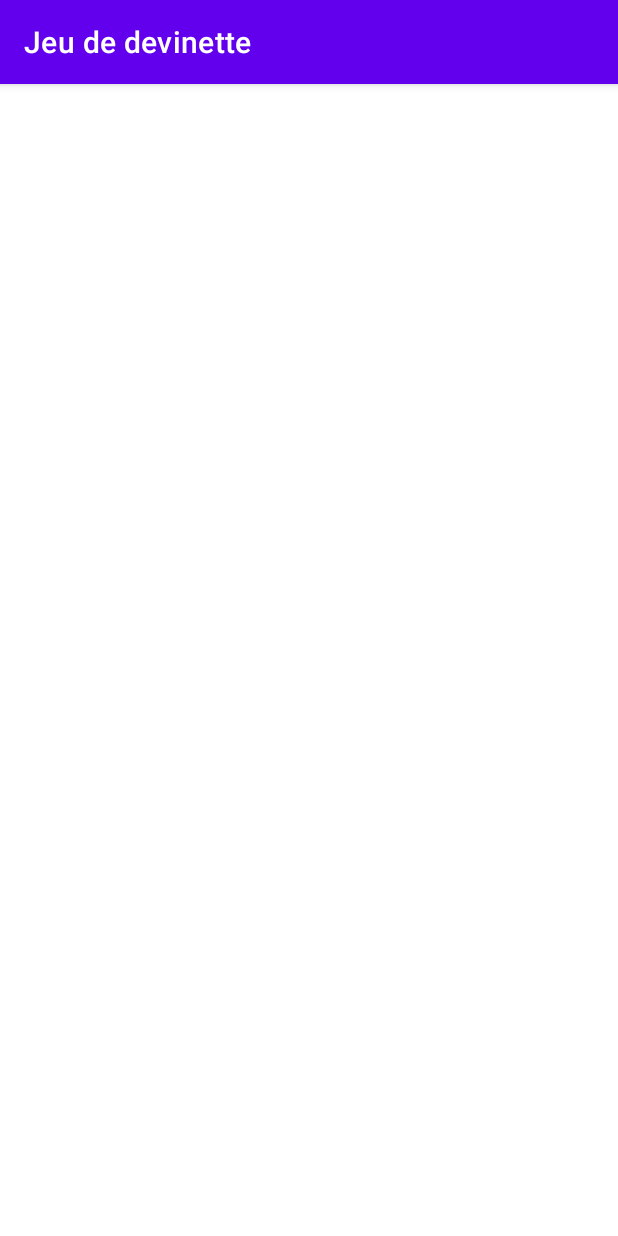
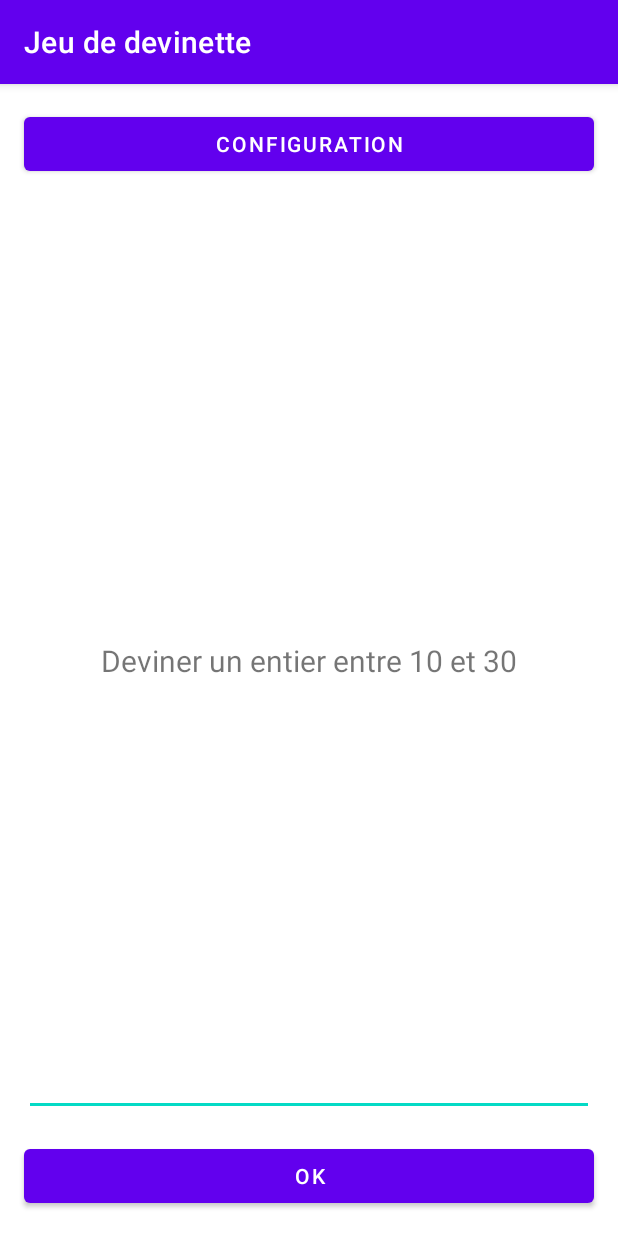
Before and after one commit to anouar-derdouri-development/tp.c04.ex03, an Android app: the screen it shows after launch (GameActivity), on a phone screen of 412 x 824 dp. Run offline under Robolectric (Android 15) with nearby library versions, the phone set to English and light mode, and no system bars.

Commit message:
Create GameActivity layout

```diff
--- a/app/src/main/res/layout/activity_game.xml
+++ b/app/src/main/res/layout/activity_game.xml
@@ -4,4 +4,53 @@
     xmlns:tools="http://schemas.android.com/tools"
     android:layout_width="match_parent"
     android:layout_height="match_parent"
-    tools:context=".GameActivity"/>
+    tools:context=".GameActivity">
+    <Button
+        android:id="@+id/btnConfiguration"
+        android:layout_width="0dp"
+        android:layout_height="wrap_content"
+        android:layout_marginStart="16dp"
+        android:layout_marginTop="16dp"
+        android:layout_marginEnd="16dp"
+        android:text="Configuration"
+        app:layout_constraintEnd_toEndOf="parent"
+        app:layout_constraintStart_toStartOf="parent"
+        app:layout_constraintTop_toTopOf="parent" />
+
+    <Button
+        android:id="@+id/btnOK"
+        android:layout_width="0dp"
+        android:layout_height="wrap_content"
+        android:layout_marginStart="16dp"
+        android:layout_marginEnd="16dp"
+        android:layout_marginBottom="16dp"
+        android:text="OK"
+        app:layout_constraintBottom_toBottomOf="parent"
+        app:layout_constraintEnd_toEndOf="parent"
+        app:layout_constraintStart_toStartOf="parent" />
+
+    <EditText
+        android:id="@+id/etNombre"
+        android:layout_width="0dp"
+        android:layout_height="wrap_content"
+        android:layout_marginStart="16dp"
+        android:layout_marginEnd="16dp"
+        android:layout_marginBottom="16dp"
+        android:ems="10"
+        android:gravity="center_horizontal"
+        android:inputType="number"
+        app:layout_constraintBottom_toTopOf="@+id/btnOK"
+        app:layout_constraintEnd_toEndOf="parent"
+        app:layout_constraintStart_toStartOf="parent" />
+
+    <TextView
+        android:id="@+id/tvMessage"
+        android:layout_width="wrap_content"
+        android:layout_height="wrap_content"
+        android:text="Deviner un entier entre 10 et 30"
+        android:textSize="20sp"
+        app:layout_constraintBottom_toBottomOf="parent"
+        app:layout_constraintEnd_toEndOf="parent"
+        app:layout_constraintStart_toStartOf="parent"
+        app:layout_constraintTop_toTopOf="parent" />
+</androidx.constraintlayout.widget.ConstraintLayout>
```
